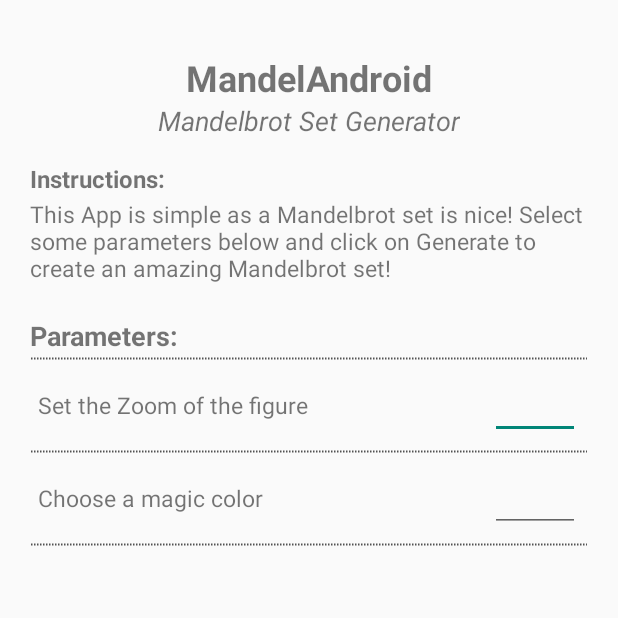
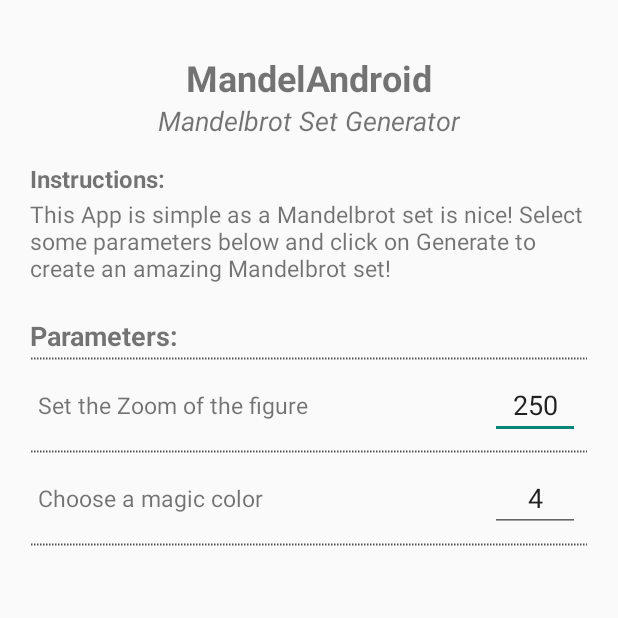
Before and after one commit to jbiral/MandelAndroid, an Android app: the screen it shows after launch (ChooseParametersActivity), on a phone screen of 412 x 824 dp, the top half of it. Run offline under Robolectric (Android 15) with nearby library versions, the phone set to English and light mode, and no system bars.

Commit message:
Added the color parameter functionality.

```diff
--- a/app/build.gradle
+++ b/app/build.gradle
@@ -6,7 +6,7 @@ android {
 
     defaultConfig {
         applicationId "com.julienbiral.mandelandroid"
-        minSdkVersion 8
+        minSdkVersion 11
         targetSdkVersion 21
         versionCode 1
         versionName "1.0"
--- a/app/src/main/java/com/julienbiral/mandelandroid/MandelbrotActivity.java
+++ b/app/src/main/java/com/julienbiral/mandelandroid/MandelbrotActivity.java
@@ -87,6 +87,7 @@ public class MandelbrotActivity extends ActionBarActivity {
 
             final double ZOOM = params.zoom;
             final int MAX_ITER = 570;
+            final int MAGIC_COLOR = params.color;
             Bitmap mBitmap = null;
 
             if (mBitmap == null) {
@@ -117,7 +118,7 @@ public class MandelbrotActivity extends ActionBarActivity {
                             iter--;
                         }
 
-                        pixels[(y * width + x)] = Color.rgb(30, iter << 8, 30);
+                        pixels[(y * width + x)] = Color.rgb(30, iter << MAGIC_COLOR, 30);
 
                         currentPercent = (y * width + x) * 100 / nbIter;
                         if (previousPercent < currentPercent) {
--- a/app/src/main/res/layout/choose_parameter_layout.xml
+++ b/app/src/main/res/layout/choose_parameter_layout.xml
@@ -88,12 +88,15 @@
                 android:text="Set the Zoom of the figure" />
 
             <EditText
+
                 android:id="@+id/et_zoom"
                 android:layout_width="60dp"
                 android:layout_marginRight="25dp"
                 android:layout_height="wrap_content"
                 android:layout_alignParentRight="true"
                 android:layout_centerVertical="true"
+                android:text="250"
+                android:gravity="center_horizontal"
                 android:inputType="number"/>
 
         </RelativeLayout>
@@ -122,6 +125,8 @@
                 android:layout_height="wrap_content"
                 android:layout_alignParentRight="true"
                 android:layout_centerVertical="true"
+                android:text="4"
+                android:gravity="center_horizontal"
                 android:inputType="number"/>
 
         </RelativeLayout>
```
